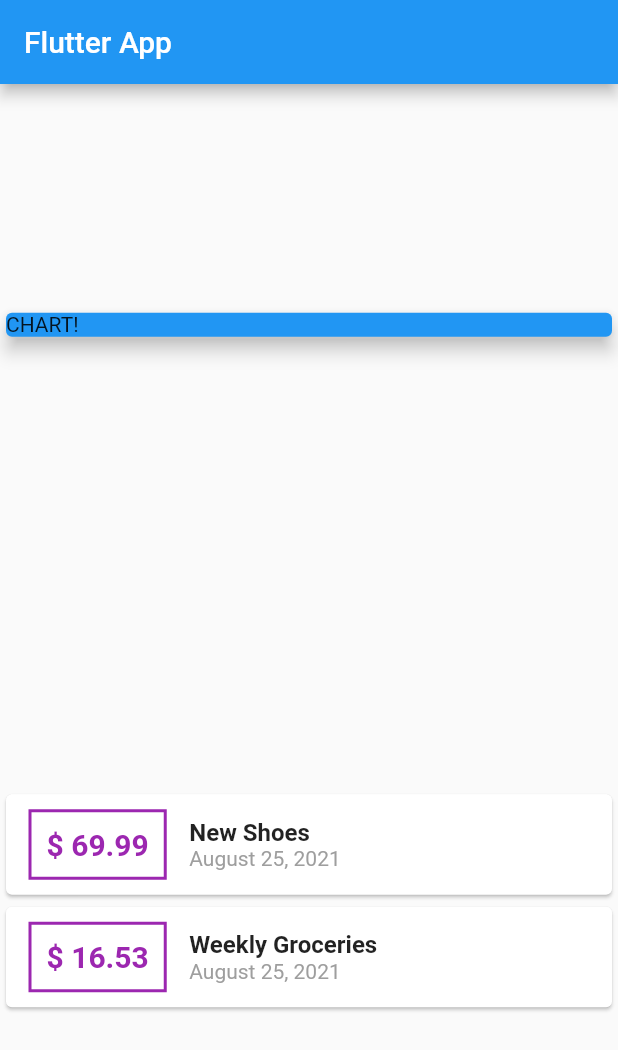
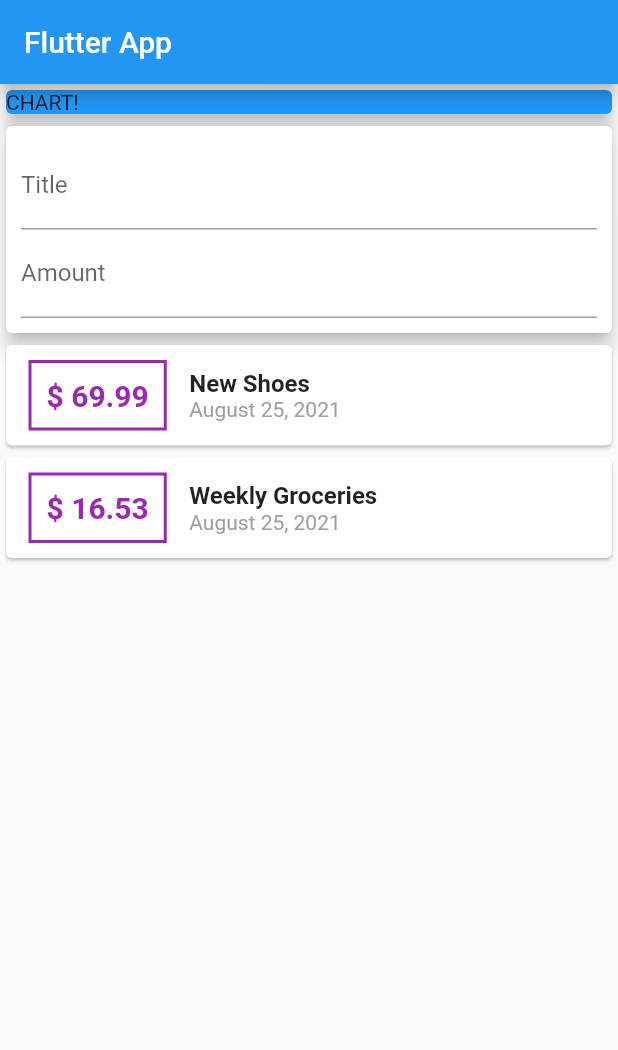
Before and after one commit to nacth/personal_expenses_app, a Flutter app: the screen it shows after launch, on a phone screen of 412 x 824 dp. Shown: the top 1050 px of the screen. Run offline on Flutter 3.47's test engine with Material 2 defaults, Android fonts, the phone set to English and light mode, and no system bars.

Commit message:
add text input widgets (TextField)

```diff
--- a/lib/main.dart
+++ b/lib/main.dart
@@ -37,7 +37,6 @@ class MyHomePage extends StatelessWidget {
         title: Text('Flutter App'),
       ),
       body: Column(
-        mainAxisAlignment: MainAxisAlignment.spaceAround,
         crossAxisAlignment: CrossAxisAlignment.stretch,
         children: [
           Container(
@@ -46,6 +45,22 @@ class MyHomePage extends StatelessWidget {
               color: Colors.blue,
               child: Text('CHART!'),
               elevation: 5,
+            ),
+          ),
+          Card(
+            elevation: 5,
+            child: Container(
+              padding: EdgeInsets.all(10),
+              child: Column(
+                children: [
+                  TextField(
+                    decoration: InputDecoration(labelText: 'Title'),
+                  ),
+                  TextField(
+                    decoration: InputDecoration(labelText: 'Amount'),
+                  ),
+                ],
+              ),
             ),
           ),
           Column(
```
